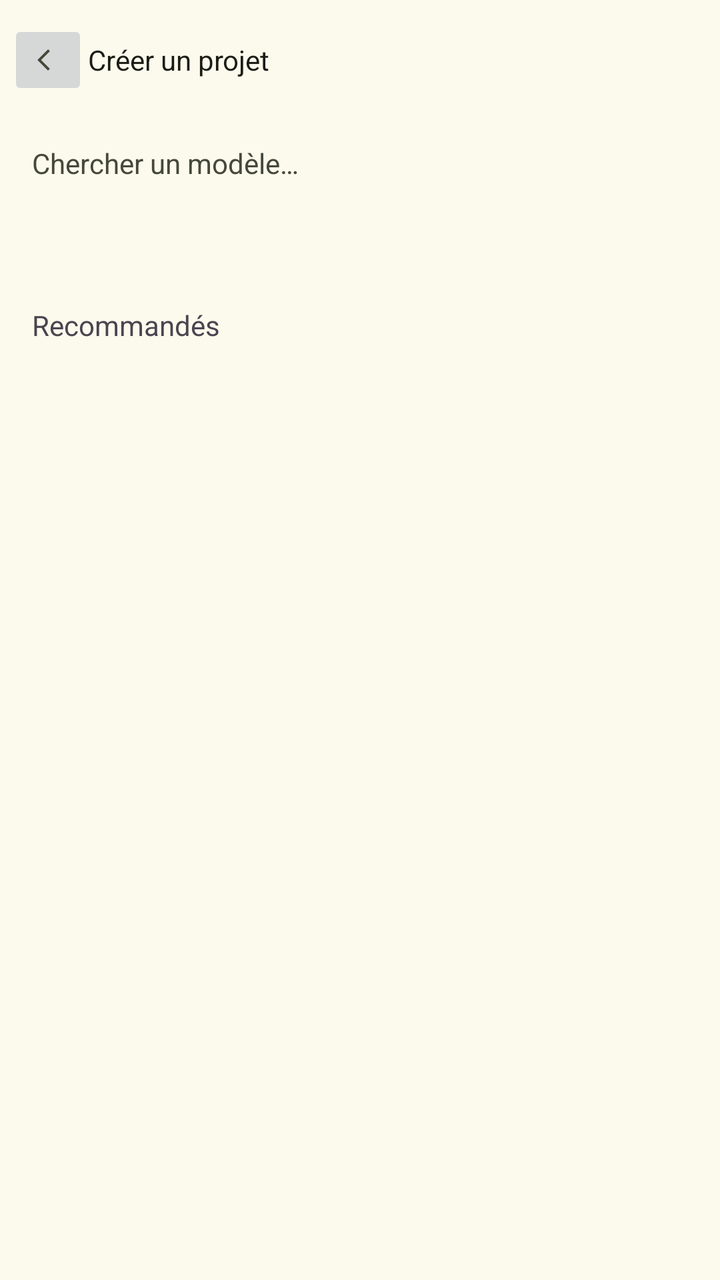
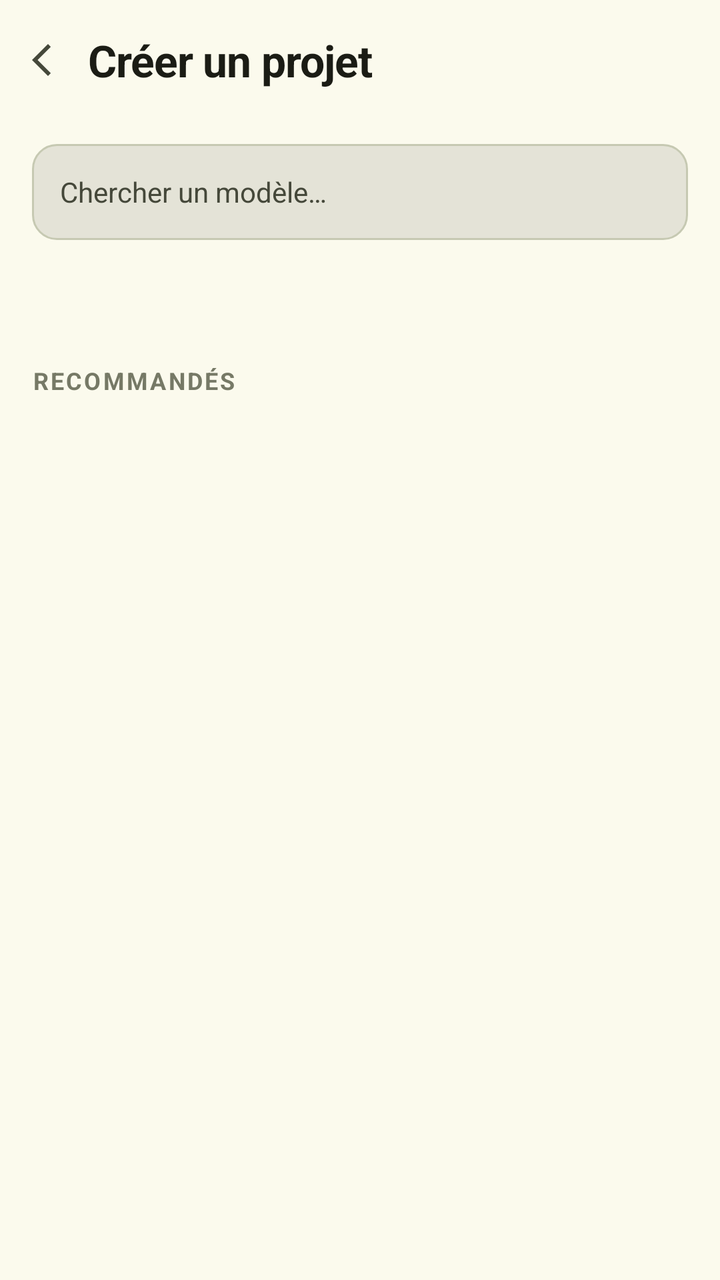

Before-and-after screenshots of an Android layout around one commit, followed by the original layout XML and the change that was made.
<!-- AndroidManifest.xml: application theme Theme.JoIDE -->
<!-- res/layout/create_project_fragment.xml -->
<?xml version="1.0" encoding="utf-8"?>
<LinearLayout xmlns:android="http://schemas.android.com/apk/res/android"
    android:layout_width="match_parent"
    android:layout_height="match_parent"
    android:orientation="vertical"
    android:background="@color/fond">

    
    <LinearLayout
        android:layout_width="match_parent"
        android:layout_height="wrap_content"
        android:orientation="horizontal"
        android:gravity="center_vertical"
        android:paddingStart="4dp"
        android:paddingEnd="16dp"
        android:paddingTop="10dp"
        android:paddingBottom="10dp">

        <ImageButton
            android:id="@+id/create_back"
            style="IconBtn"
            android:layout_width="40dp"
            android:layout_height="40dp"
            android:contentDescription="@string/commun_retour"
            android:src="@drawable/ic_back"
            android:scaleType="centerInside"
            app:tint="@color/sur_var"
            xmlns:app="http://schemas.android.com/apk/res-auto" />

        <TextView
            android:layout_width="0dp"
            android:layout_height="wrap_content"
            android:layout_weight="1"
            android:text="@string/creation_titre"
            android:textColor="@color/sur"
            style="Txt.Xl" />
    </LinearLayout>

    <ScrollView
        android:layout_width="match_parent"
        android:layout_height="0dp"
        android:layout_weight="1">

        <LinearLayout
            android:layout_width="match_parent"
            android:layout_height="wrap_content"
            android:orientation="vertical"
            android:paddingStart="16dp"
            android:paddingEnd="16dp"
            android:paddingBottom="20dp">

            
            <LinearLayout
                android:id="@+id/create_step1"
                android:layout_width="match_parent"
                android:layout_height="wrap_content"
                android:orientation="vertical"
                android:paddingTop="12dp">

                <TextView
                    android:id="@+id/create_search"
                    style="Champ"
                    android:layout_width="match_parent"
                    android:layout_height="wrap_content"
                    android:layout_marginBottom="10dp"
                    android:gravity="center_vertical"
                    android:text="@string/creation_chercher"
                    android:textColor="@color/sur_var" />

                <HorizontalScrollView
                    android:layout_width="match_parent"
                    android:layout_height="wrap_content"
                    android:scrollbars="none">

                    <LinearLayout
                        android:id="@+id/create_categories"
                        android:layout_width="wrap_content"
                        android:layout_height="38dp"
                        android:orientation="horizontal"
                        android:gravity="center_vertical"
                        android:paddingTop="2dp"
                        android:paddingBottom="6dp" />
                </HorizontalScrollView>

                <TextView
                    android:layout_width="wrap_content"
                    android:layout_height="wrap_content"
                    android:layout_marginTop="14dp"
                    android:layout_marginBottom="8dp"
                    android:text="@string/creation_recommandes"
                    style="Txt.Eyebrow" />

                <LinearLayout
                    android:id="@+id/create_templates"
                    android:layout_width="match_parent"
                    android:layout_height="wrap_content"
                    android:orientation="vertical" />
            </LinearLayout>

            
            <LinearLayout
                android:id="@+id/create_step2"
                android:layout_width="match_parent"
                android:layout_height="wrap_content"
                android:orientation="vertical"
                android:paddingTop="6dp"
                android:visibility="gone">

                <LinearLayout
                    android:layout_width="match_parent"
                    android:layout_height="wrap_content"
                    android:orientation="horizontal"
                    android:gravity="center_vertical"
                    android:layout_marginBottom="4dp">

                    <ImageButton
                        android:id="@+id/create_to_step1"
                        style="IconBtn"
                        android:layout_width="40dp"
                        android:layout_height="40dp"
                        android:layout_marginStart="-12dp"
                        android:contentDescription="@string/commun_retour"
                        android:src="@drawable/ic_back"
                        android:scaleType="centerInside"
                        app:tint="@color/sur_var"
                        xmlns:app="http://schemas.android.com/apk/res-auto" />

                    <LinearLayout
                        android:layout_width="0dp"
                        android:layout_height="wrap_content"
                        android:layout_weight="1"
                        android:orientation="vertical">

                        <TextView
                            android:id="@+id/create_template_name"
                            android:layout_width="wrap_content"
                            android:layout_height="wrap_content"
                            android:textColor="@color/sur"
                            style="Txt.Xl" />

                        <TextView
                            android:id="@+id/create_template_desc"
                            android:layout_width="wrap_content"
                            android:layout_height="wrap_content"
                            style="Txt.BodyS" />
                    </LinearLayout>
                </LinearLayout>

                <TextView
                    android:layout_width="wrap_content"
                    android:layout_height="wrap_content"
                    android:layout_marginTop="18dp"
                    android:layout_marginBottom="8dp"
                    android:text="@string/creation_nom_label"
                    android:textColor="@color/sur"
                    style="Txt.Label" />

                <EditText
                    android:id="@+id/create_name_field"
                    style="Champ"
                    android:layout_width="match_parent"
                    android:layout_height="wrap_content"
                    android:importantForAutofill="no"
                    android:inputType="textCapWords"
                    android:hint="@string/creation_modele_hint" />

                <TextView
                    android:layout_width="wrap_content"
                    android:layout_height="wrap_content"
                    android:layout_marginTop="18dp"
                    android:layout_marginBottom="8dp"
                    android:text="@string/creation_paquet_label"
                    android:textColor="@color/sur"
                    style="Txt.Label" />

                <EditText
                    android:id="@+id/create_package_field"
                    style="Champ"
                    android:layout_width="match_parent"
                    android:layout_height="wrap_content"
                    android:fontFamily="monospace"
                    android:textSize="13sp"
                    android:importantForAutofill="no"
                    android:inputType="text"
                    android:hint="@string/creation_paquet_hint" />

                <TextView
                    android:layout_width="wrap_content"
                    android:layout_height="wrap_content"
                    android:layout_marginTop="22dp"
                    android:layout_marginBottom="8dp"
                    android:text="@string/creation_vues_label"
                    android:textColor="@color/sur"
                    style="Txt.Label" />

                <LinearLayout
                    android:id="@+id/create_views"
                    android:layout_width="wrap_content"
                    android:layout_height="38dp"
                    android:orientation="horizontal" />

                <TextView
                    android:layout_width="wrap_content"
                    android:layout_height="wrap_content"
                    android:layout_marginTop="22dp"
                    android:layout_marginBottom="8dp"
                    android:text="@string/creation_r8_label"
                    android:textColor="@color/sur"
                    style="Txt.Label" />

                <LinearLayout
                    android:layout_width="match_parent"
                    android:layout_height="wrap_content"
                    android:orientation="horizontal"
                    android:gravity="center_vertical"
                    android:paddingTop="6dp"
                    android:paddingBottom="6dp">

                    <TextView
                        android:layout_width="0dp"
                        android:layout_height="wrap_content"
                        android:layout_weight="1"
                        android:text="@string/creation_r8_desc"
                        android:textColor="@color/sur"
                        style="Txt.BodyS" />

                    <Switch
                        android:id="@+id/create_r8_switch"
                        android:layout_width="50dp"
                        android:layout_height="30dp" />
                </LinearLayout>

                <View
                    android:layout_width="match_parent"
                    android:layout_height="14dp" />

                <LinearLayout
                    android:id="@+id/create_go"
                    style="Cta"
                    android:layout_width="match_parent"
                    android:layout_height="64dp"
                    android:gravity="center">

                    <ImageView
                        android:layout_width="22dp"
                        android:layout_height="22dp"
                        android:src="@drawable/ic_check"
                        android:scaleType="centerInside"
                        android:contentDescription="@string/creation_ok"
                        app:tint="@color/sur_primaire"
                        xmlns:app="http://schemas.android.com/apk/res-auto" />

                    <TextView
                        android:layout_width="wrap_content"
                        android:layout_height="wrap_content"
                        android:layout_marginStart="12dp"
                        android:text="@string/creation_ok"
                        android:textColor="@color/sur_primaire"
                        android:textSize="15sp"
                        android:textStyle="bold" />
                </LinearLayout>

                <TextView
                    android:layout_width="match_parent"
                    android:layout_height="wrap_content"
                    android:layout_marginTop="10dp"
                    android:gravity="center"
                    android:text="@string/creation_derivation_note"
                    style="Txt.BodyS" />
            </LinearLayout>
        </LinearLayout>
    </ScrollView>
</LinearLayout>
<!-- resources referenced by this layout -->
<resources>
  <color name="fond">#FBFAED</color>
  <color name="sur">#1B1C15</color>
  <color name="sur_primaire">#FFFFFF</color>
  <color name="sur_var">#45483A</color>
  <string name="creation_ok">Créer</string>
  <color name="primaire">#465700</color>
  <color name="sc2">#DEE5C3</color>
  <color name="sur_sc2">#2A3119</color>
  <color name="tertiaire">#6C3E85</color>
  <color name="sc">#EFEEE2</color>
  <color name="contour">#767966</color>
  <color name="contour_var">#C6C9B2</color>
  <color name="erreur">#8F4C38</color>
  <color name="sc_low">#F5F4E7</color>
  <color name="sc_lowest">#FFFFFF</color>
  <color name="sc_high">#EAE9DC</color>
  <color name="sc_highest">#E4E3D7</color>
  <!-- unchanged entries left out for length: 22 -->
</resources>

<!-- the commit's change to res/layout/create_project_fragment.xml (unified diff, before → after) -->
@@ -18,7 +18,7 @@
 
         <ImageButton
             android:id="@+id/create_back"
-            style="IconBtn"
+            style="@style/IconBtn"
             android:layout_width="40dp"
             android:layout_height="40dp"
             android:contentDescription="@string/commun_retour"
@@ -33,7 +33,7 @@
             android:layout_weight="1"
             android:text="@string/creation_titre"
             android:textColor="@color/sur"
-            style="Txt.Xl" />
+            style="@style/Txt.Xl" />
     </LinearLayout>
 
     <ScrollView
@@ -59,7 +59,7 @@
 
                 <TextView
                     android:id="@+id/create_search"
-                    style="Champ"
+                    style="@style/Champ"
                     android:layout_width="match_parent"
                     android:layout_height="wrap_content"
                     android:layout_marginBottom="10dp"
@@ -88,7 +88,7 @@
                     android:layout_marginTop="14dp"
                     android:layout_marginBottom="8dp"
                     android:text="@string/creation_recommandes"
-                    style="Txt.Eyebrow" />
+                    style="@style/Txt.Eyebrow" />
 
                 <LinearLayout
                     android:id="@+id/create_templates"
@@ -115,7 +115,7 @@
 
                     <ImageButton
                         android:id="@+id/create_to_step1"
-                        style="IconBtn"
+                        style="@style/IconBtn"
                         android:layout_width="40dp"
                         android:layout_height="40dp"
                         android:layout_marginStart="-12dp"
@@ -136,13 +136,13 @@
                             android:layout_width="wrap_content"
                             android:layout_height="wrap_content"
                             android:textColor="@color/sur"
-                            style="Txt.Xl" />
+                            style="@style/Txt.Xl" />
 
                         <TextView
                             android:id="@+id/create_template_desc"
                             android:layout_width="wrap_content"
                             android:layout_height="wrap_content"
-                            style="Txt.BodyS" />
+                            style="@style/Txt.BodyS" />
                     </LinearLayout>
                 </LinearLayout>
 
@@ -153,11 +153,11 @@
                     android:layout_marginBottom="8dp"
                     android:text="@string/creation_nom_label"
                     android:textColor="@color/sur"
-                    style="Txt.Label" />
+                    style="@style/Txt.Label" />
 
                 <EditText
                     android:id="@+id/create_name_field"
-                    style="Champ"
+                    style="@style/Champ"
                     android:layout_width="match_parent"
                     android:layout_height="wrap_content"
                     android:importantForAutofill="no"
@@ -171,11 +171,11 @@
                     android:layout_marginBottom="8dp"
                     android:text="@string/creation_paquet_label"
                     android:textColor="@color/sur"
-                    style="Txt.Label" />
+                    style="@style/Txt.Label" />
 
                 <EditText
                     android:id="@+id/create_package_field"
-                    style="Champ"
+                    style="@style/Champ"
                     android:layout_width="match_parent"
                     android:layout_height="wrap_content"
                     android:fontFamily="monospace"
@@ -191,7 +191,7 @@
                     android:layout_marginBottom="8dp"
                     android:text="@string/creation_vues_label"
                     android:textColor="@color/sur"
-                    style="Txt.Label" />
+                    style="@style/Txt.Label" />
 
                 <LinearLayout
                     android:id="@+id/create_views"
@@ -206,7 +206,7 @@
                     android:layout_marginBottom="8dp"
                     android:text="@string/creation_r8_label"
                     android:textColor="@color/sur"
-                    style="Txt.Label" />
+                    style="@style/Txt.Label" />
 
                 <LinearLayout
                     android:layout_width="match_parent"
@@ -222,7 +222,7 @@
                         android:layout_weight="1"
                         android:text="@string/creation_r8_desc"
                         android:textColor="@color/sur"
-                        style="Txt.BodyS" />
+                        style="@style/Txt.BodyS" />
 
                     <Switch
                         android:id="@+id/create_r8_switch"
@@ -236,7 +236,7 @@
 
                 <LinearLayout
                     android:id="@+id/create_go"
-                    style="Cta"
+                    style="@style/Cta"
                     android:layout_width="match_parent"
                     android:layout_height="64dp"
                     android:gravity="center">
@@ -266,7 +266,7 @@
                     android:layout_marginTop="10dp"
                     android:gravity="center"
                     android:text="@string/creation_derivation_note"
-                    style="Txt.BodyS" />
+                    style="@style/Txt.BodyS" />
             </LinearLayout>
         </LinearLayout>
     </ScrollView>
<!-- resource entries referenced after the edit -->
@@ -5,12 +5,83 @@
   <color name="sur_primaire">#FFFFFF</color>
   <color name="sur_var">#45483A</color>
   <string name="creation_ok">Créer</string>
+  <style name="Champ" parent="">
+          <item name="android:background">@drawable/fond_field</item>
+          <item name="android:minHeight">48dp</item>
+          <item name="android:paddingStart">@dimen/field_padding_h</item>
+          <item name="android:paddingEnd">@dimen/field_padding_h</item>
+          <item name="android:paddingTop">@dimen/field_padding_v</item>
+          <item name="android:paddingBottom">@dimen/field_padding_v</item>
+          <item name="android:gravity">center_vertical</item>
+      </style>
+  <style name="Cta" parent="">
+          <item name="android:background">@drawable/fond_cta</item>
+          <item name="android:minHeight">@dimen/ctah_hauteur</item>
+          <item name="android:paddingStart">22dp</item>
+          <item name="android:paddingEnd">22dp</item>
+          <item name="android:gravity">center_vertical</item>
+      </style>
+  <style name="IconBtn" parent="">
+          <item name="android:background">@drawable/fond_iconbtn</item>
+      </style>
+  <style name="Txt.BodyS" parent="">
+          <item name="android:textSize">@dimen/txt_body_s</item>
+          <item name="android:textColor">?attr/colorOnSurfaceVariant</item>
+      </style>
+  <style name="Txt.Eyebrow" parent="">
+          <item name="android:textSize">@dimen/txt_eyebrow</item>
+          <item name="android:textStyle">bold</item>
+          <item name="android:textAllCaps">true</item>
+          <item name="android:letterSpacing">0.09</item>
+          <item name="android:textColor">@color/contour</item>
+      </style>
+  <style name="Txt.Label" parent="">
+          <item name="android:textSize">@dimen/txt_label</item>
+          <item name="android:textStyle">bold</item>
+      </style>
+  <style name="Txt.Xl" parent="">
+          <item name="android:textSize">@dimen/txt_xl</item>
+          <item name="android:textStyle">bold</item>
+          <item name="android:letterSpacing">-0.014</item>
+      </style>
+  <!-- drawable fond_field (drawable) -->
+  <?xml version="1.0" encoding="utf-8"?>
+  <shape xmlns:android="http://schemas.android.com/apk/res/android"
+      android:shape="rectangle">
+      <solid android:color="@color/sc_highest" />
+      <stroke android:width="1dp" android:color="@color/contour_var" />
+      <corners android:radius="12dp" />
+  </shape>
+  <dimen name="field_padding_h">14dp</dimen>
+  <dimen name="field_padding_v">13dp</dimen>
+  <!-- drawable fond_cta (drawable) -->
+  <?xml version="1.0" encoding="utf-8"?>
+  <shape xmlns:android="http://schemas.android.com/apk/res/android">
+      <solid android:color="@color/primaire" />
+      <corners android:topLeftRadius="26dp" android:topRightRadius="12dp"
+          android:bottomRightRadius="26dp" android:bottomLeftRadius="12dp" />
+  </shape>
+  <dimen name="ctah_hauteur">64dp</dimen>
+  <!-- drawable fond_iconbtn (drawable) -->
+  <?xml version="1.0" encoding="utf-8"?>
+  <selector xmlns:android="http://schemas.android.com/apk/res/android">
+      <item android:state_pressed="true">
+          <shape><solid android:color="#1B1C1510" /><corners android:radius="20dp" /></shape>
+      </item>
+      <item>
+          <shape><solid android:color="#00000000" /><corners android:radius="20dp" /></shape>
+      </item>
+  </selector>
+  <dimen name="txt_body_s">12.5sp</dimen>
+  <dimen name="txt_eyebrow">12sp</dimen>
   <color name="primaire">#465700</color>
   <color name="sc2">#DEE5C3</color>
   <color name="sur_sc2">#2A3119</color>
   <color name="tertiaire">#6C3E85</color>
   <color name="sc">#EFEEE2</color>
   <color name="contour">#767966</color>
+  <dimen name="txt_label">14sp</dimen>
+  <dimen name="txt_xl">22sp</dimen>
   <color name="contour_var">#C6C9B2</color>
   <color name="erreur">#8F4C38</color>
   <color name="sc_low">#F5F4E7</color>
